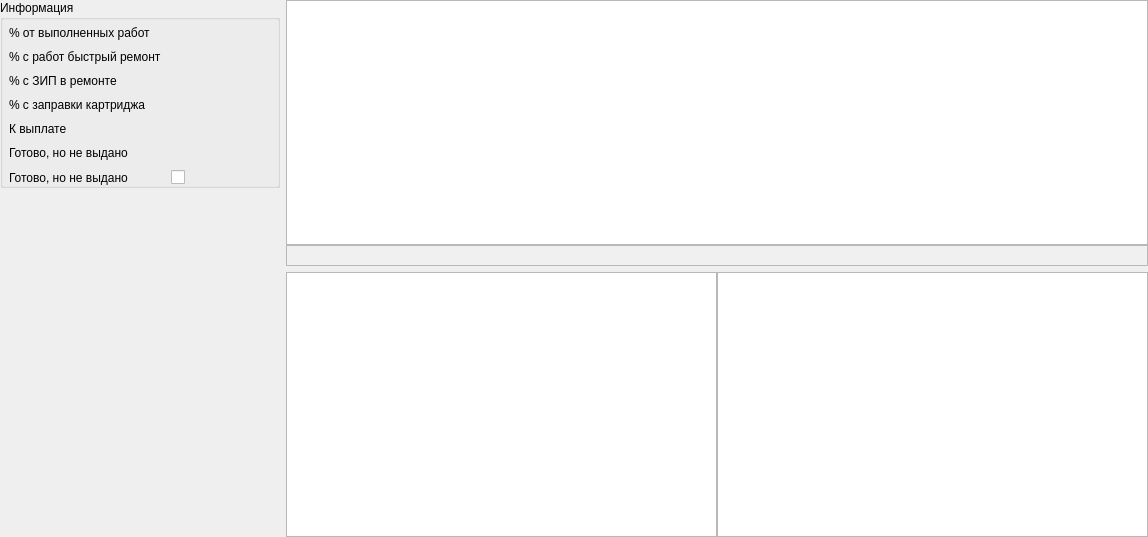
solderercb/snap_crm, file widgets/salarytabwidgets/spagesalaryrepairs.ui: the form before one commit.
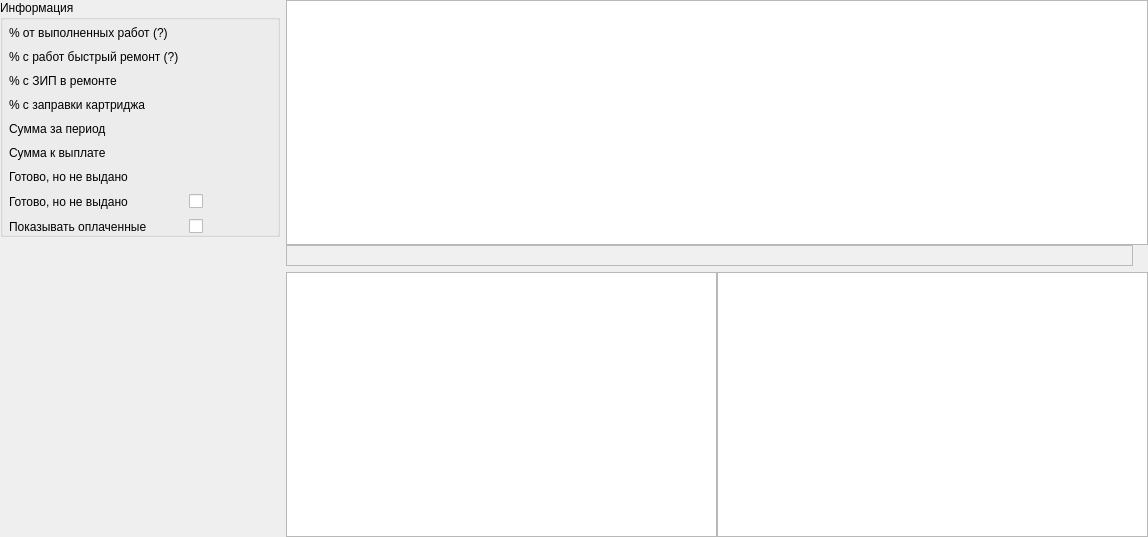
The form after the commit. Custom widgets are drawn as their Qt base class.

Patch:
```diff
--- a/widgets/salarytabwidgets/spagesalaryrepairs.ui
+++ b/widgets/salarytabwidgets/spagesalaryrepairs.ui
@@ -60,7 +60,7 @@
           <item row="0" column="0">
            <widget class="QLabel" name="labelPercentWorks">
             <property name="text">
-             <string>% от выполненных работ</string>
+             <string>% от выполненных работ (?)</string>
             </property>
            </widget>
           </item>
@@ -84,7 +84,7 @@
           <item row="1" column="0">
            <widget class="QLabel" name="labelPercentWorksQuick">
             <property name="text">
-             <string>% с работ быстрый ремонт</string>
+             <string>% с работ быстрый ремонт (?)</string>
             </property>
            </widget>
           </item>
@@ -156,7 +156,7 @@
           <item row="4" column="0">
            <widget class="QLabel" name="labelSalary">
             <property name="text">
-             <string>К выплате</string>
+             <string>Сумма за период</string>
             </property>
            </widget>
           </item>
@@ -177,14 +177,14 @@
             </property>
            </widget>
           </item>
-          <item row="5" column="0">
+          <item row="6" column="0">
            <widget class="QLabel" name="labelNotUssued">
             <property name="text">
              <string>Готово, но не выдано</string>
             </property>
            </widget>
           </item>
-          <item row="5" column="1">
+          <item row="6" column="1">
            <widget class="QLabel" name="labelNotUssuedValue">
             <property name="font">
              <font>
@@ -201,20 +201,58 @@
             </property>
            </widget>
           </item>
-          <item row="6" column="0">
+          <item row="7" column="0">
            <widget class="QLabel" name="labelIncludeNotUssued">
             <property name="text">
              <string>Готово, но не выдано</string>
             </property>
            </widget>
           </item>
-          <item row="6" column="1">
+          <item row="7" column="1">
            <widget class="QCheckBox" name="checkBoxIncludeNotIssued">
             <property name="text">
              <string/>
             </property>
            </widget>
           </item>
+          <item row="8" column="0">
+           <widget class="QLabel" name="labelShowPayed">
+            <property name="text">
+             <string>Показывать оплаченные</string>
+            </property>
+           </widget>
+          </item>
+          <item row="8" column="1">
+           <widget class="QCheckBox" name="checkBoxShowPayed">
+            <property name="text">
+             <string/>
+            </property>
+           </widget>
+          </item>
+          <item row="5" column="0">
+           <widget class="QLabel" name="labelSalaryToPay">
+            <property name="text">
+             <string>Сумма к выплате</string>
+            </property>
+           </widget>
+          </item>
+          <item row="5" column="1">
+           <widget class="QLabel" name="labelSalaryToPayValue">
+            <property name="font">
+             <font>
+              <pointsize>9</pointsize>
+              <weight>75</weight>
+              <bold>true</bold>
+             </font>
+            </property>
+            <property name="text">
+             <string>&lt;value&gt;</string>
+            </property>
+            <property name="textInteractionFlags">
+             <set>Qt::LinksAccessibleByMouse|Qt::TextSelectableByMouse</set>
+            </property>
+           </widget>
+          </item>
          </layout>
         </item>
        </layout>
@@ -236,8 +274,8 @@
     </layout>
    </item>
    <item row="0" column="1">
-    <layout class="QGridLayout" name="gridLayout_3">
-     <property name="verticalSpacing">
+    <layout class="QGridLayout" name="gridLayoutRepairs" columnminimumwidth="0,15">
+     <property name="spacing">
       <number>0</number>
      </property>
      <item row="0" column="0" colspan="3">
@@ -262,7 +300,7 @@
        </attribute>
       </widget>
      </item>
-     <item row="1" column="0" colspan="3">
+     <item row="1" column="0">
       <widget class="STableViewSalaryRepairsSummary" name="tableViewRepairsSummary">
        <property name="sizePolicy">
         <sizepolicy hsizetype="Expanding" vsizetype="Minimum">
```
Left out of the diff: 101 changed lines with no effect on the pictures.
